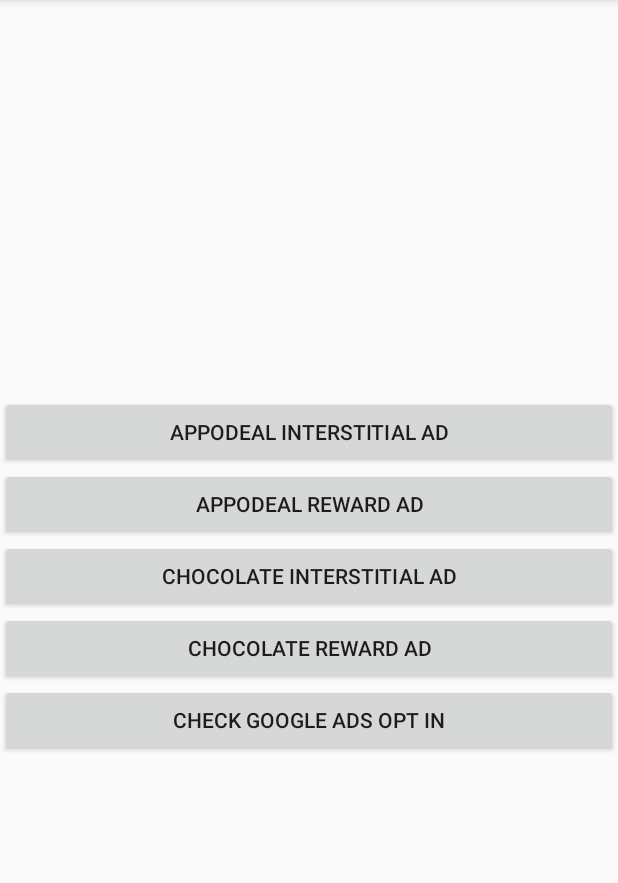
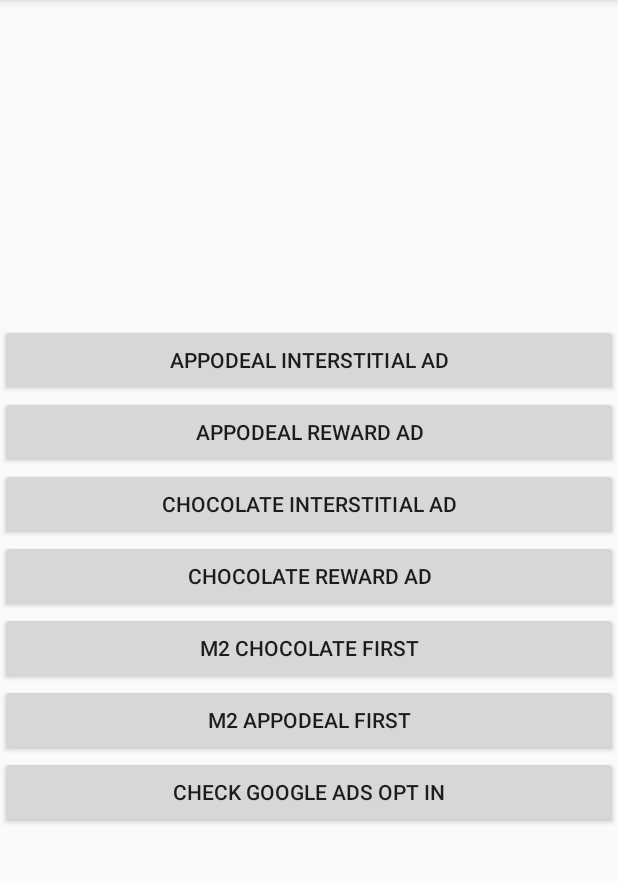
Before and after one commit to kkawai/ChocolateAppoDSample, an Android app: the screen it shows after launch (MainActivity), on a phone screen of 412 x 824 dp, the part 84-967 px from its top. Run offline under Robolectric (Android 15) with nearby library versions, the phone set to English and light mode, and no system bars; our stand-ins replace AdMob; libraries missing offline, so code that uses them is left out: com.appodeal.ads, com.google.android.gms, com.vdopia.ads; 9 statements that could not run were skipped.

```diff
--- a/app/build.gradle
+++ b/app/build.gradle
@@ -67,7 +67,7 @@ dependencies {
 
 
     //chocolate stuff
-    implementation("com.vdopia.ads.lw:coresdk:2.5.8")
+    implementation("com.vdopia.ads.lw:coresdk-m2:2.5.10")
     implementation("com.vdopia.ads.lw:adcolony-adapter-321:1.0.3")  //WORKS
     implementation("com.vdopia.ads.lw:applovin-adapter:1.1.0") //WORKS
     implementation("com.vdopia.ads.lw:baidu-adapter:1.0.7")  //WORKS
--- a/app/src/main/res/layout/activity_main.xml
+++ b/app/src/main/res/layout/activity_main.xml
@@ -33,6 +33,18 @@
         android:text="CHOCOLATE Reward AD" />
 
     <Button
+        android:onClick="onLoadM2InterstitialChocFirst"
+        android:layout_width="match_parent"
+        android:layout_height="wrap_content"
+        android:text="M2 Chocolate First" />
+
+    <Button
+        android:onClick="onLoadM2InterstitialAppodealFirst"
+        android:layout_width="match_parent"
+        android:layout_height="wrap_content"
+        android:text="M2 Appodeal First" />
+
+    <Button
         android:onClick="onCheckOptInSettings"
         android:layout_width="match_parent"
         android:layout_height="wrap_content"
```
Also changed, not shown: app/src/main/java/net/atlasianvdopia/MainActivity.java (+37 -2 lines).
